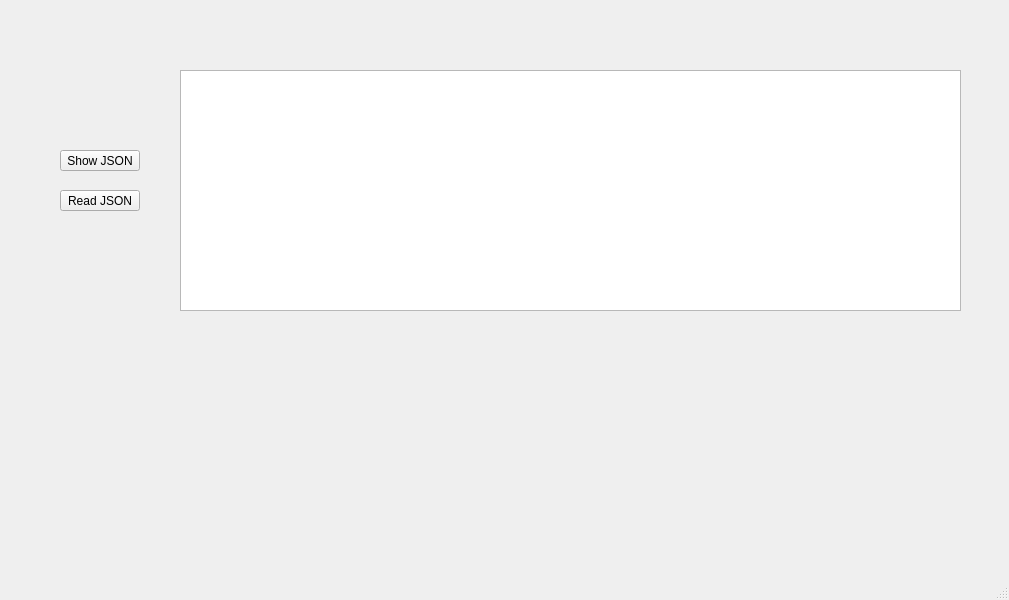
Before: the Qt Designer form mainwindow.ui in KriptYashka/QT_JSON, drawn with Qt 5.
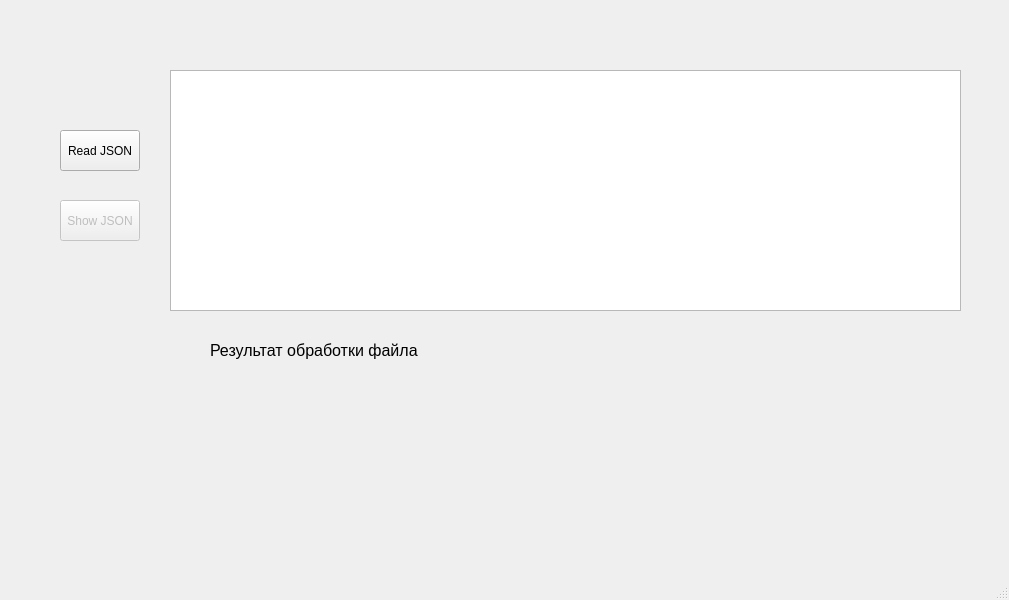
After: the same form once the commit is applied.

```diff
--- a/mainwindow.ui
+++ b/mainwindow.ui
@@ -17,9 +17,9 @@
    <widget class="QColumnView" name="colView">
     <property name="geometry">
      <rect>
-      <x>180</x>
+      <x>170</x>
       <y>70</y>
-      <width>781</width>
+      <width>791</width>
       <height>241</height>
      </rect>
     </property>
@@ -36,12 +36,15 @@
     </property>
    </widget>
    <widget class="QPushButton" name="btnShowJson">
+    <property name="enabled">
+     <bool>false</bool>
+    </property>
     <property name="geometry">
      <rect>
       <x>60</x>
-      <y>150</y>
+      <y>200</y>
       <width>80</width>
-      <height>21</height>
+      <height>41</height>
      </rect>
     </property>
     <property name="text">
@@ -52,15 +55,36 @@
     <property name="geometry">
      <rect>
       <x>60</x>
-      <y>190</y>
+      <y>130</y>
       <width>80</width>
-      <height>21</height>
+      <height>41</height>
      </rect>
     </property>
     <property name="text">
      <string>Read JSON</string>
     </property>
    </widget>
+   <widget class="QLabel" name="resultLabel">
+    <property name="geometry">
+     <rect>
+      <x>210</x>
+      <y>330</y>
+      <width>661</width>
+      <height>41</height>
+     </rect>
+    </property>
+    <property name="font">
+     <font>
+      <pointsize>12</pointsize>
+      <weight>50</weight>
+      <bold>false</bold>
+      <stylestrategy>PreferAntialias</stylestrategy>
+     </font>
+    </property>
+    <property name="text">
+     <string>Результат обработки файла</string>
+    </property>
+   </widget>
   </widget>
   <widget class="QMenuBar" name="menubar">
    <property name="geometry">
```
